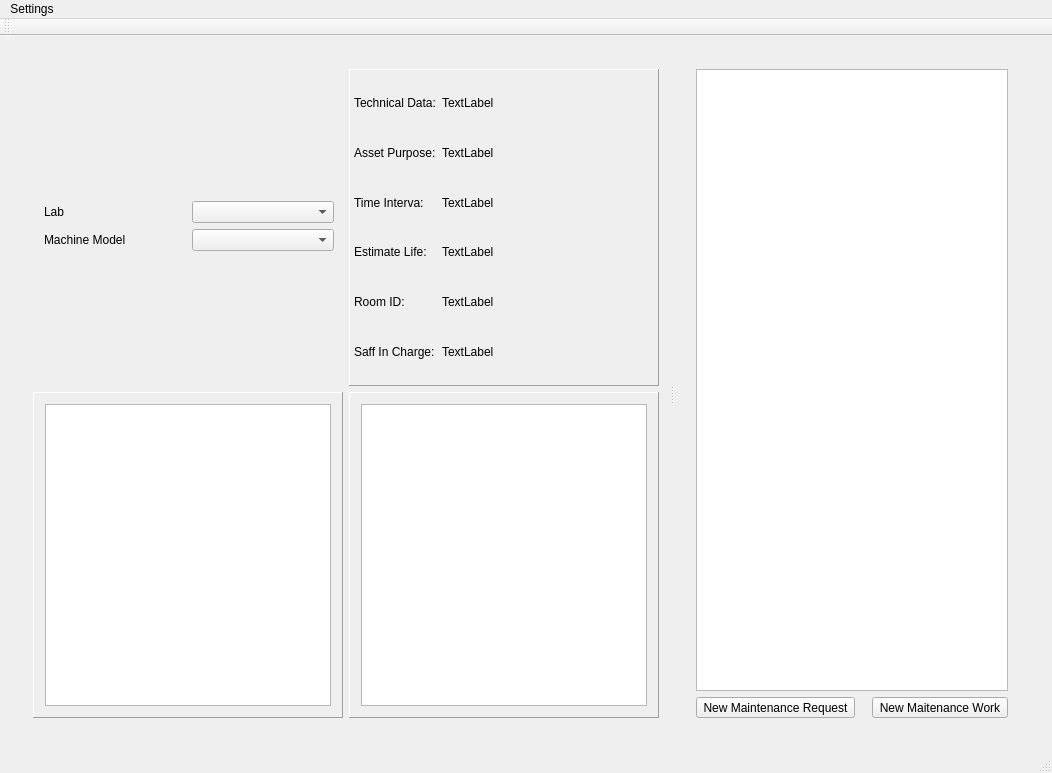
Above: LabAutumation/GUI.ui from OmarElbekiey/LabAutomationSystem before the change. Below: the same form after it.
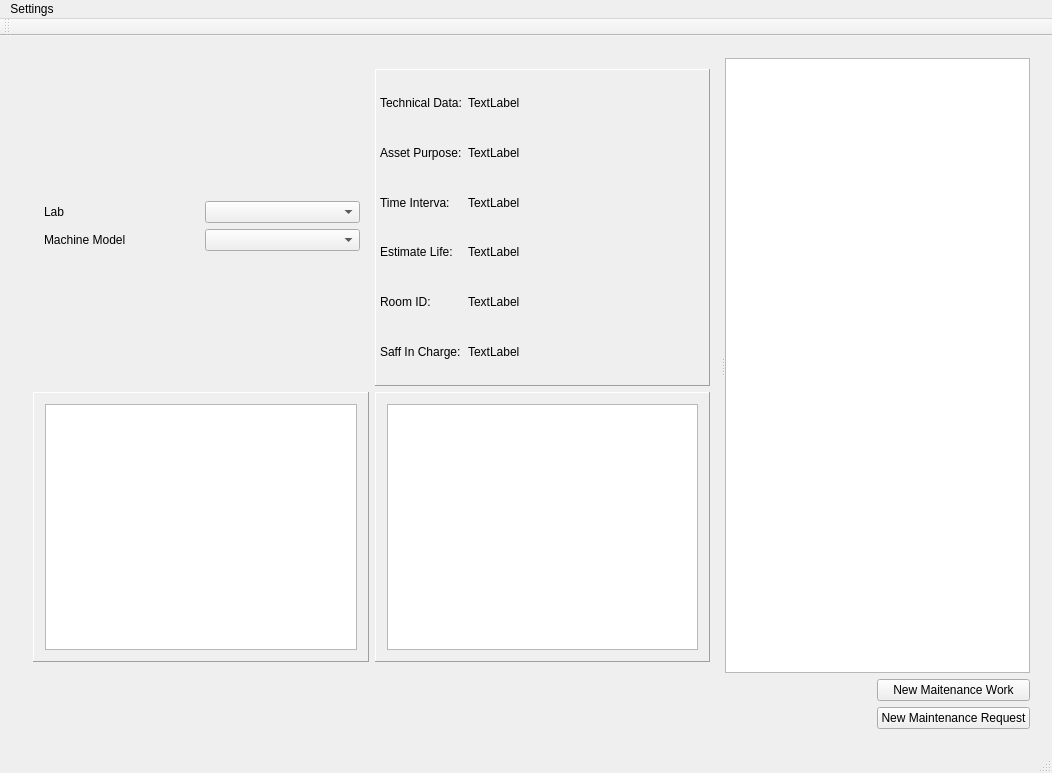
That is the form after the change.

```diff
--- a/LabAutumation/GUI.ui
+++ b/LabAutumation/GUI.ui
@@ -24,13 +24,13 @@
        <number>0</number>
       </property>
       <widget class="QWidget" name="page_3">
-       <layout class="QGridLayout" name="gridLayout_5">
-        <item row="0" column="0">
+       <layout class="QVBoxLayout" name="verticalLayout_9">
+        <item>
          <widget class="QSplitter" name="splitter">
           <property name="orientation">
            <enum>Qt::Horizontal</enum>
           </property>
-          <widget class="QWidget" name="">
+          <widget class="QWidget" name="layoutWidget">
            <layout class="QGridLayout" name="gridLayout">
             <item row="0" column="0">
              <widget class="QFrame" name="frame">
@@ -368,28 +368,47 @@
             </item>
            </layout>
           </widget>
-          <widget class="QWidget" name="">
-           <layout class="QGridLayout" name="gridLayout_2">
-            <item row="0" column="0" colspan="2">
-             <widget class="QTableView" name="tableView"/>
-            </item>
-            <item row="1" column="0">
-             <widget class="QToolButton" name="toolButton_2">
-              <property name="text">
-               <string>New Maintenance Request</string>
-              </property>
-             </widget>
-            </item>
-            <item row="1" column="1">
-             <widget class="QToolButton" name="toolButton_3">
+          <widget class="QTableView" name="tableView">
+           <property name="editTriggers">
+            <set>QAbstractItemView::NoEditTriggers</set>
+           </property>
+          </widget>
+         </widget>
+        </item>
+        <item>
+         <layout class="QHBoxLayout" name="horizontalLayout_3">
+          <item>
+           <spacer name="horizontalSpacer">
+            <property name="orientation">
+             <enum>Qt::Horizontal</enum>
+            </property>
+            <property name="sizeHint" stdset="0">
+             <size>
+              <width>40</width>
+              <height>20</height>
+             </size>
+            </property>
+           </spacer>
+          </item>
+          <item>
+           <layout class="QVBoxLayout" name="verticalLayout_8">
+            <item>
+             <widget class="QPushButton" name="toolButton_MW">
               <property name="text">
                <string>New Maitenance Work</string>
               </property>
              </widget>
             </item>
-           </layout>
-          </widget>
-         </widget>
+            <item>
+             <widget class="QPushButton" name="toolButton_MR">
+              <property name="text">
+               <string>New Maintenance Request</string>
+              </property>
+             </widget>
+            </item>
+           </layout>
+          </item>
+         </layout>
         </item>
        </layout>
       </widget>
```
